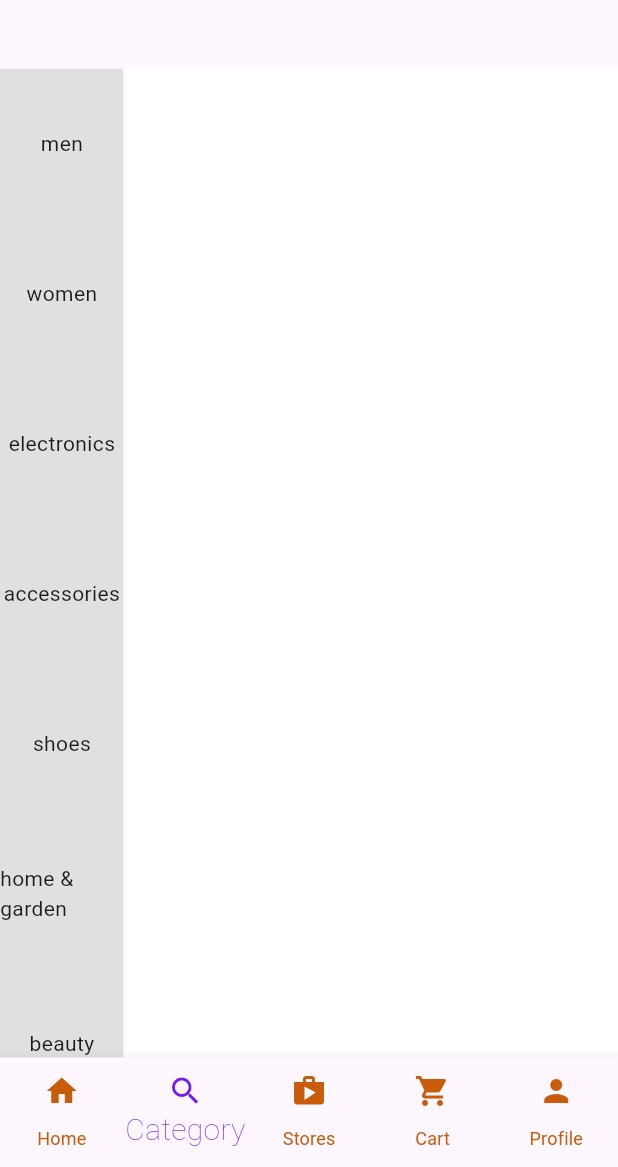
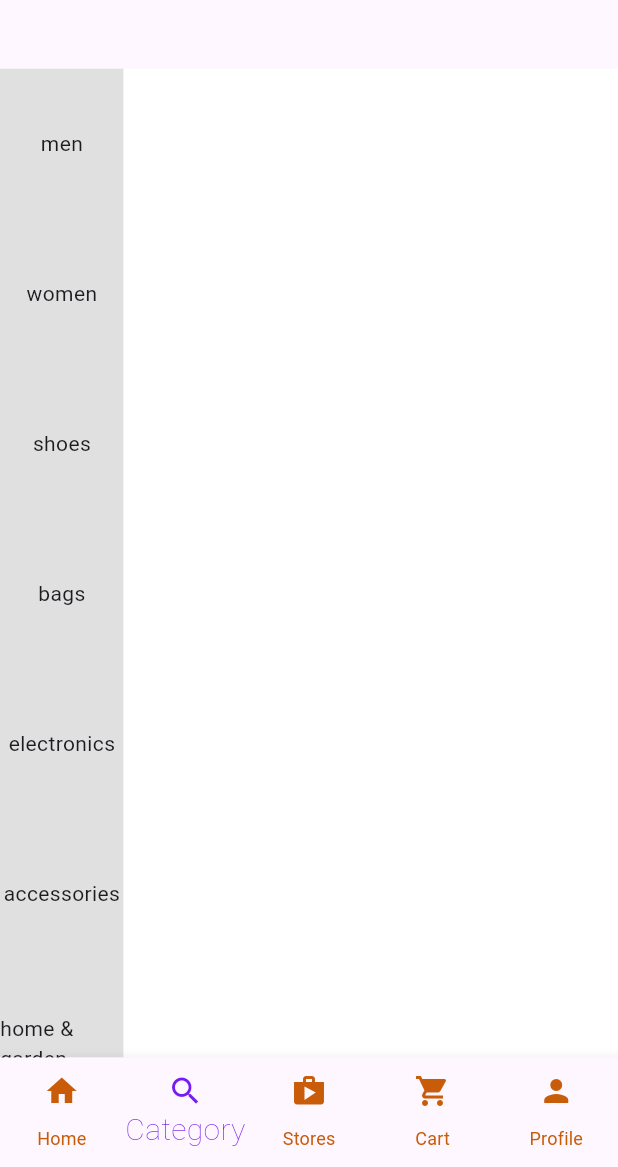
Before and after one commit to Devsaci/ecommerce_shams_app, a Flutter app: the screen it shows after launch, item 2 of the bottom bar chosen, on a phone screen of 412 x 824 dp, the part 69-1236 px from its top. Run offline on Flutter 3.47's test engine with Material 3 defaults, Android fonts, the phone set to English and light mode, and no system bars.

Commit message:
Text(items[index].label),

```diff
--- a/lib/main_screens/category.dart
+++ b/lib/main_screens/category.dart
@@ -52,7 +52,7 @@ class _CategoryScreenState extends State<CategoryScreen> {
           return SizedBox(
             height: 100,
             child: Center(
-              child: Text(maincateg[index]),
+              child: Text(items[index].label),
             ),
           );
         },
```
